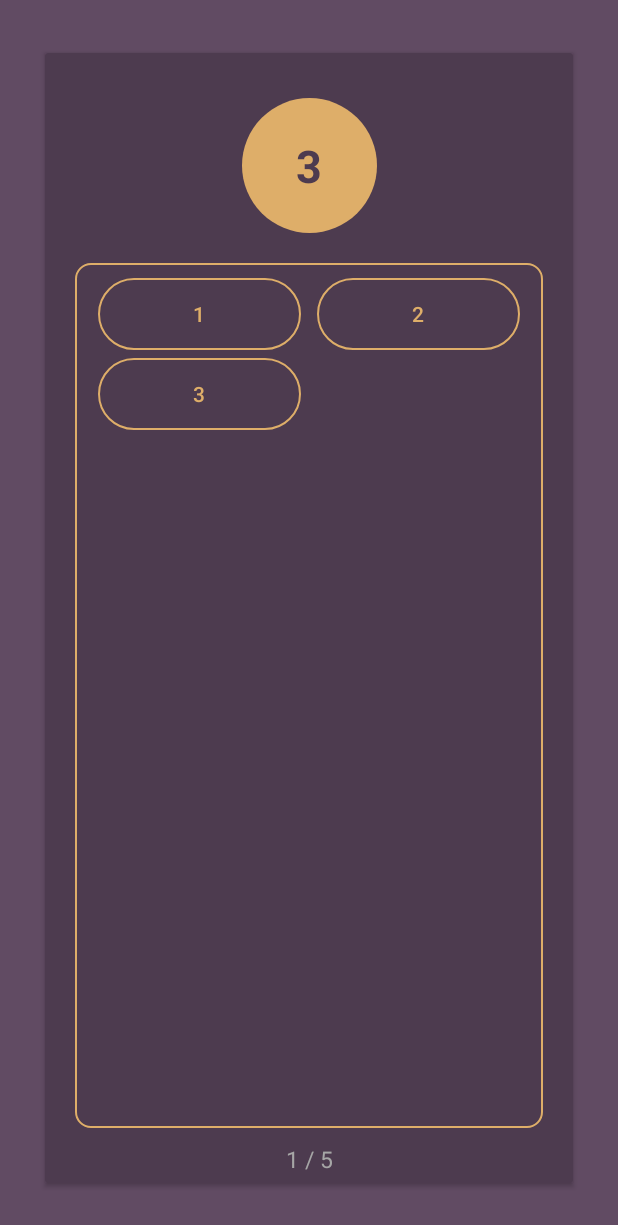
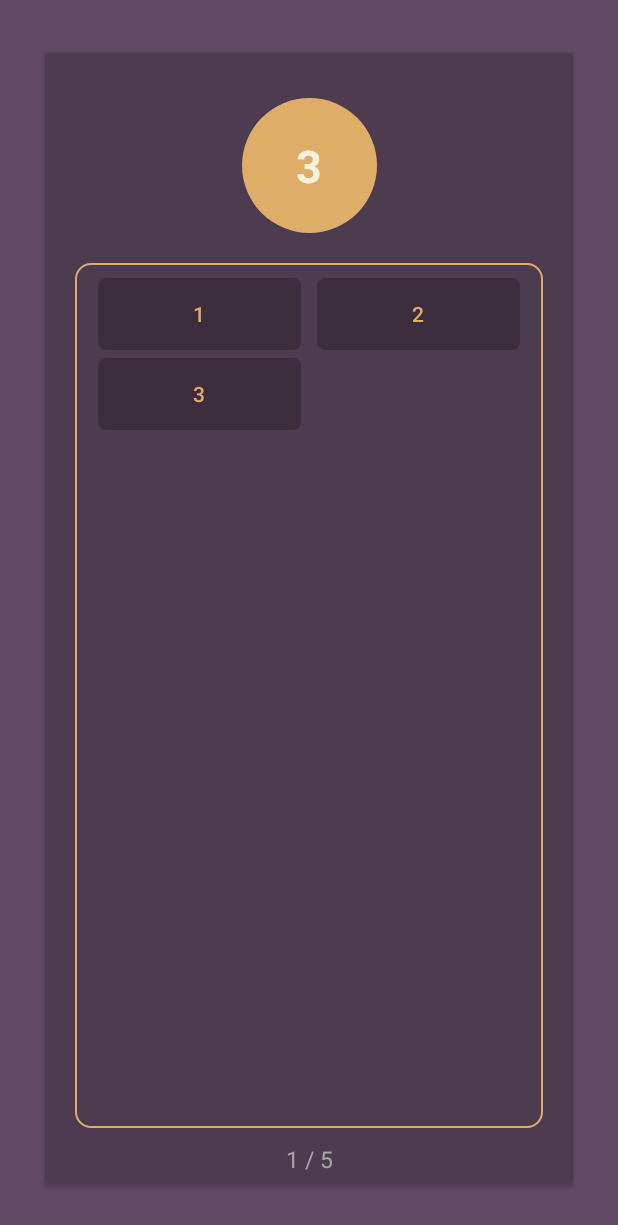
Before and after one commit to tndnc/pandroid, an Android app: the LevelSelectActivity screen opened directly, with no data from a screen before it, on a phone screen of 412 x 824 dp. Shown: the top 1225 px of the screen. Run offline under Robolectric (Android 15) with nearby library versions, the phone set to English and light mode, and no system bars.

Commit message:
level button design

```diff
--- a/equity/app/src/main/java/com/tndnc/equity/CardListAdapter.java
+++ b/equity/app/src/main/java/com/tndnc/equity/CardListAdapter.java
@@ -53,6 +53,8 @@ public class CardListAdapter extends RecyclerView.Adapter<CardListAdapter.ViewHo
         TextView pageNumberView = (TextView) rootLayout.getChildAt(2);
 
         RecyclerView.LayoutManager mLayoutManager = new GridLayoutManager(app, 2);
+//        GridLayout.LayoutParams params = new GridLayout.LayoutParams();
+//        params.set
         levelListView.setLayoutManager(mLayoutManager);
 
         return new ViewHolder(cardView, levelSizeView, levelListView, pageNumberView);
--- /dev/null
+++ b/equity/app/src/main/res/drawable/level_button_background.xml
@@ -0,0 +1,9 @@
+<?xml version="1.0" encoding="utf-8"?>
+<selector xmlns:android="http://schemas.android.com/apk/res/android"
+    android:exitFadeDuration="@android:integer/config_mediumAnimTime"
+    >
+    <item android:state_selected="true" android:drawable="@drawable/level_button_focused" />
+    <item android:state_pressed="true" android:drawable="@drawable/level_button_focused" />
+    <item android:state_focused="true" android:drawable="@drawable/level_button_focused" />
+    <item android:drawable="@drawable/level_button_idle" />
+</selector>
--- /dev/null
+++ b/equity/app/src/main/res/drawable/level_button_focused.xml
@@ -0,0 +1,9 @@
+<?xml version="1.0" encoding="utf-8"?>
+<shape
+    xmlns:android="http://schemas.android.com/apk/res/android"
+    android:shape="rectangle">
+
+    <corners android:radius="5dp" />
+    <solid android:color="@color/colorAccent" />
+    <!--<stroke android:width="1dp" android:color="@color/colorAccent"/>-->
+</shape>
--- /dev/null
+++ b/equity/app/src/main/res/drawable/level_button_idle.xml
@@ -0,0 +1,9 @@
+<?xml version="1.0" encoding="utf-8"?>
+<shape
+    xmlns:android="http://schemas.android.com/apk/res/android"
+    android:shape="rectangle">
+
+    <corners android:radius="5dp" />
+    <solid android:color="@color/colorPrimaryDarker" />
+    <!--<stroke android:width="1dp" android:color="@color/colorAccent"/>-->
+</shape>
--- a/equity/app/src/main/res/drawable/rounded_border_button.xml
+++ /dev/null
@@ -1,8 +0,0 @@
-<?xml version="1.0" encoding="utf-8"?>
-<shape
-    xmlns:android="http://schemas.android.com/apk/res/android"
-    android:shape="rectangle">
-
-    <corners android:radius="50dp" />
-    <stroke android:width="1dp" android:color="@color/colorAccent"/>
-</shape>
--- a/equity/app/src/main/res/layout/level_list_card.xml
+++ b/equity/app/src/main/res/layout/level_list_card.xml
@@ -20,7 +20,7 @@
             android:layout_height="wrap_content"
             android:layout_marginTop="30dp"
             android:background="@drawable/circle_background"
-            android:textColor="@color/colorPrimaryDark"
+            android:textColor="@color/white2"
             android:gravity="center"
             android:textSize="30sp"
             android:textStyle="bold"
--- a/equity/app/src/main/res/values/colors.xml
+++ b/equity/app/src/main/res/values/colors.xml
@@ -7,4 +7,5 @@
 
     <color name="black_overlay">#66000000</color>
     <color name="white">#a6a6a6</color>
+    <color name="white2">#F4F1DE</color>
 </resources>
--- a/equity/app/src/main/res/values/styles.xml
+++ b/equity/app/src/main/res/values/styles.xml
@@ -34,7 +34,7 @@
     </style>
 
     <style name="AppTheme.RoundedBorderedButton" parent="Widget.AppCompat.Button.Borderless">
-        <item name="android:background">@drawable/rounded_border_button</item>
+        <item name="android:background">@drawable/level_button_background</item>
     </style>
 
 </resources>
```
